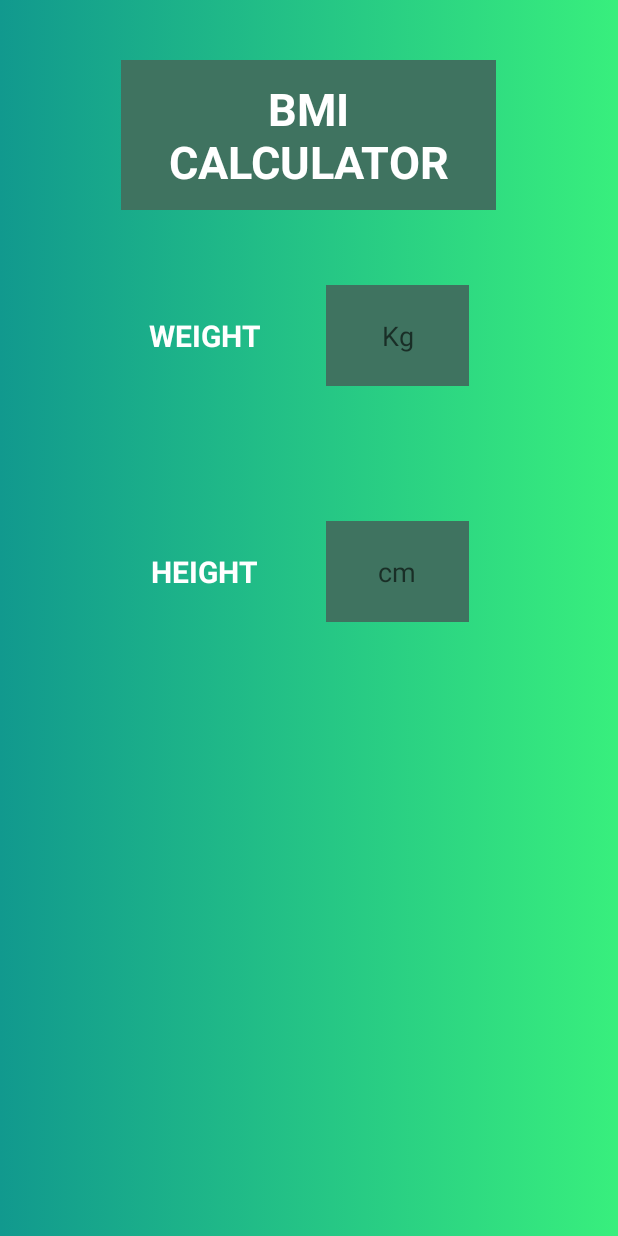
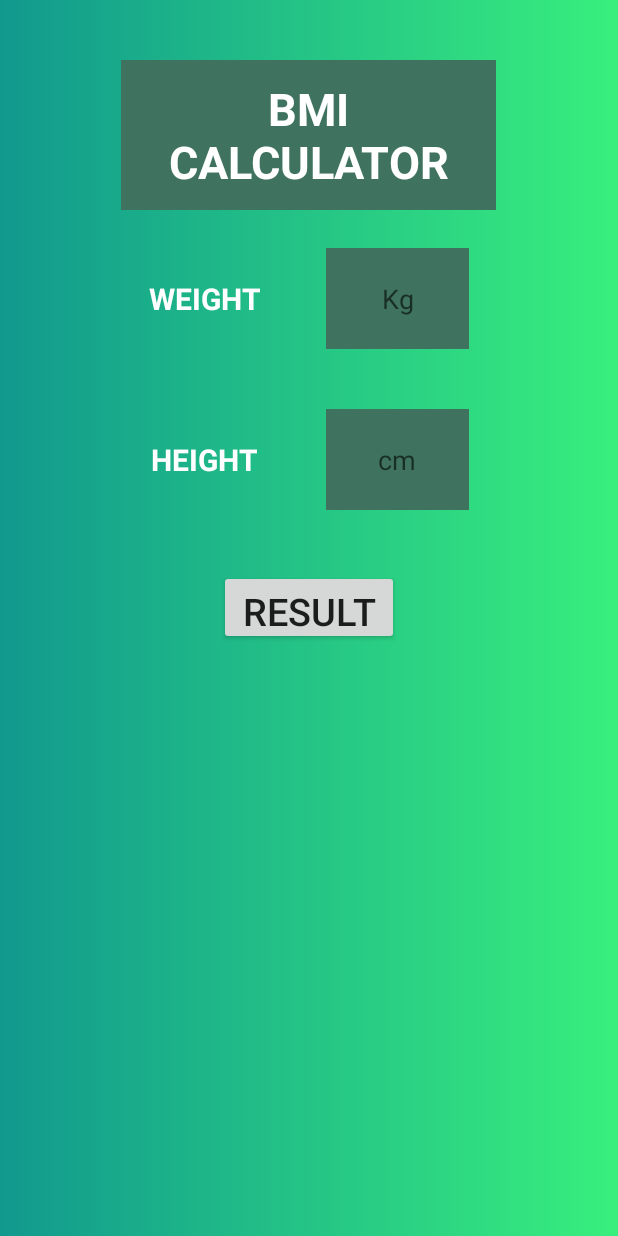
Before and after one commit to SanjiniPal/MyFitnessPal, an Android app: the BMIActivity screen opened directly, with no data from a screen before it, on a phone screen of 412 x 824 dp. Run offline under Robolectric (Android 15) with nearby library versions, the phone set to English and light mode, and no system bars.

Commit message:
new activity BMI

```diff
--- a/app/src/main/res/layout/activity_bmiactivity.xml
+++ b/app/src/main/res/layout/activity_bmiactivity.xml
@@ -34,7 +34,7 @@
         android:layout_gravity="center"
         android:layout_marginBottom="40dp"
         android:textAlignment="center"
-        android:layout_marginTop="50dp"
+        android:layout_marginTop="25dp"
         android:paddingLeft="55dp"
         >
 
@@ -70,7 +70,6 @@
         android:layout_width="match_parent"
         android:layout_height="wrap_content"
         android:layout_gravity="center"
-        android:layout_marginTop="50dp"
         android:layout_marginBottom="40dp"
         android:paddingLeft="55dp"
         android:textAlignment="center">
@@ -103,5 +102,15 @@
         </EditText>
 
     </LinearLayout>
+    <Button
+        android:layout_width="120dp"
+        android:layout_height="50dp"
+        android:text="RESULT"
+        android:textSize="25sp"
+        android:textAlignment="center"
+        android:layout_gravity="center"
+        >
+
+    </Button>
 
 </LinearLayout>
```
